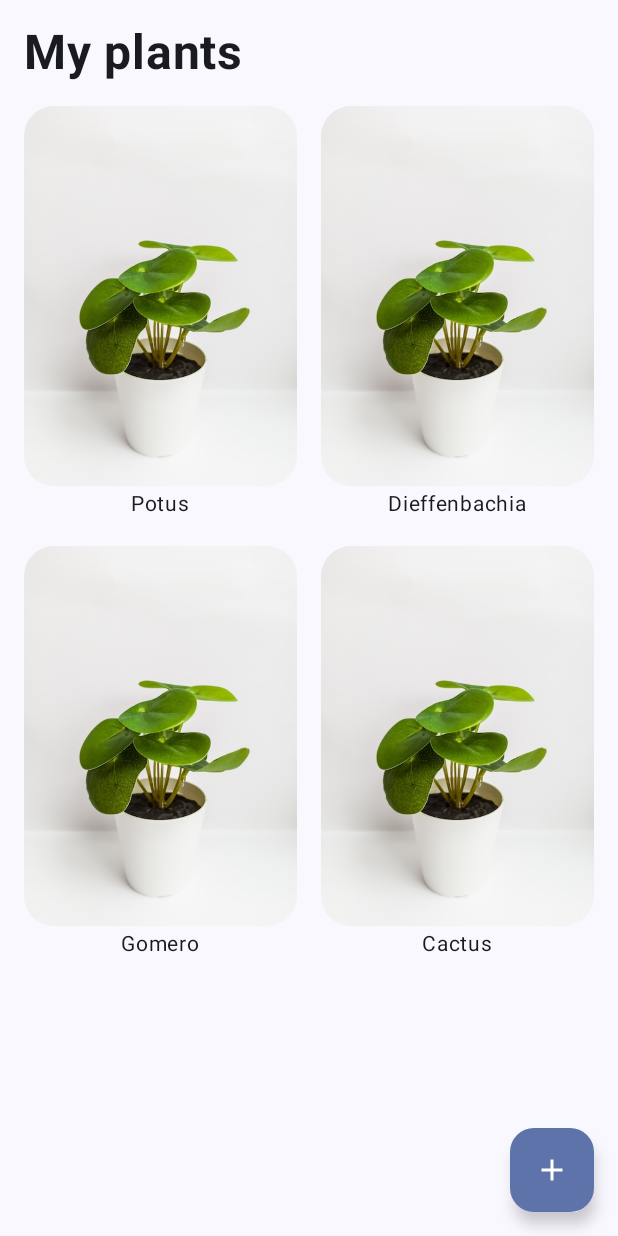
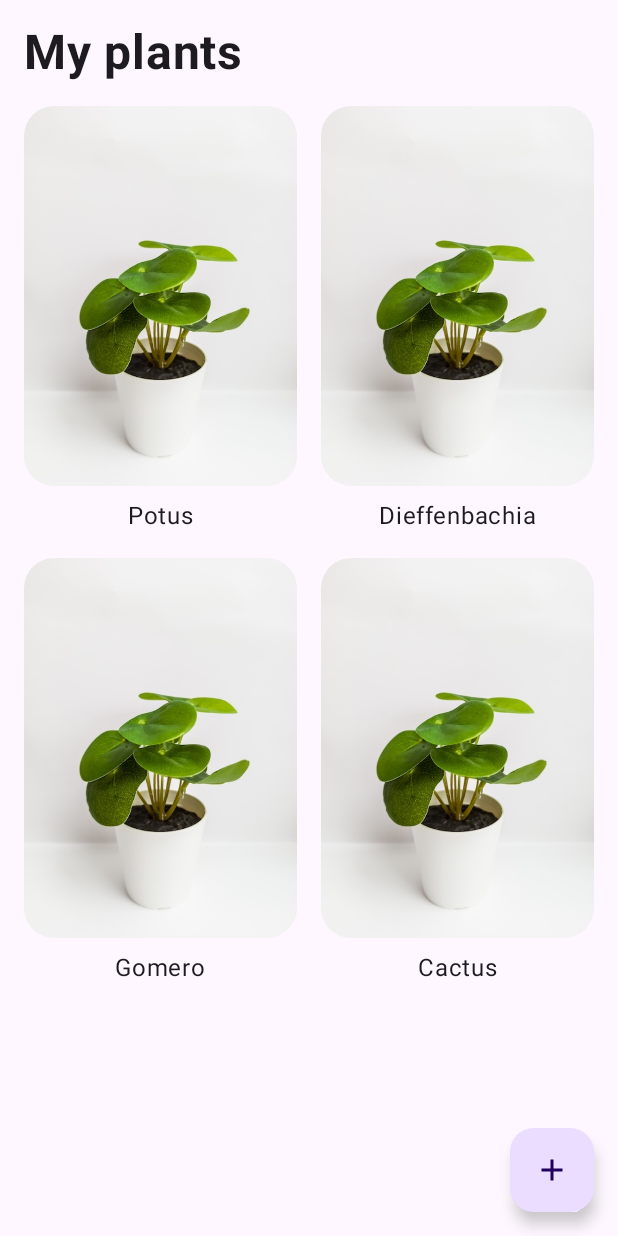
Before and after one commit to priettt/Persephone, an Android app built with Jetpack Compose: the screen it shows after launch (MainActivity), on a phone screen of 412 x 824 dp. Run offline under Robolectric (Android 15) with nearby library versions, the phone set to English and light mode, and no system bars.

Commit message:
Minor changes on theming and padding

```diff
--- a/app/src/main/java/co/francis/persephone/ui/home/HomeScreen.kt
+++ b/app/src/main/java/co/francis/persephone/ui/home/HomeScreen.kt
@@ -74,8 +74,10 @@ fun PlantCard(plant: Plant) {
         )
         Text(
             text = plant.name,
-            Modifier.align(Alignment.CenterHorizontally),
-            fontSize = 14.sp
+            Modifier
+                .align(Alignment.CenterHorizontally)
+                .padding(top = 8.dp),
+            fontSize = 16.sp
         )
     }
 }
--- a/app/src/main/java/co/francis/persephone/ui/theme/Theme.kt
+++ b/app/src/main/java/co/francis/persephone/ui/theme/Theme.kt
@@ -10,6 +10,7 @@ import androidx.compose.material3.dynamicLightColorScheme
 import androidx.compose.material3.lightColorScheme
 import androidx.compose.runtime.Composable
 import androidx.compose.runtime.SideEffect
+import androidx.compose.ui.graphics.Color
 import androidx.compose.ui.graphics.toArgb
 import androidx.compose.ui.platform.LocalContext
 import androidx.compose.ui.platform.LocalView
@@ -18,7 +19,8 @@ import androidx.core.view.WindowCompat
 private val DarkColorScheme = darkColorScheme(
     primary = Purple80,
     secondary = PurpleGrey80,
-    tertiary = Pink80
+    tertiary = Pink80,
+    background = Color(0xFF00311C)
 )
 
 private val LightColorScheme = lightColorScheme(
@@ -41,7 +43,7 @@ private val LightColorScheme = lightColorScheme(
 fun PersephoneTheme(
     darkTheme: Boolean = isSystemInDarkTheme(),
     // Dynamic color is available on Android 12+
-    dynamicColor: Boolean = true,
+    dynamicColor: Boolean = false,
     content: @Composable () -> Unit
 ) {
     val colorScheme = when {
```
